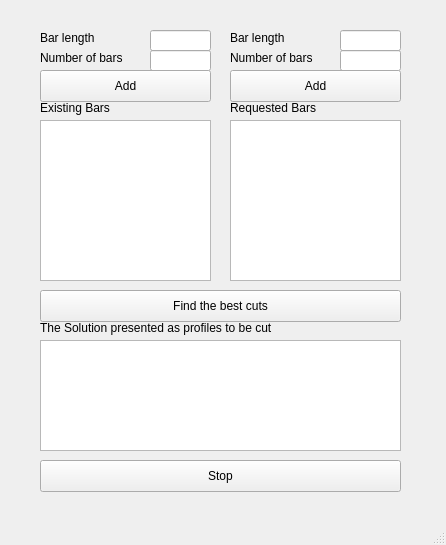
This is mainwindow.ui in Zaguia/BinaryOptimizationQt as Qt 5 draws it before an edit. The edited form follows.
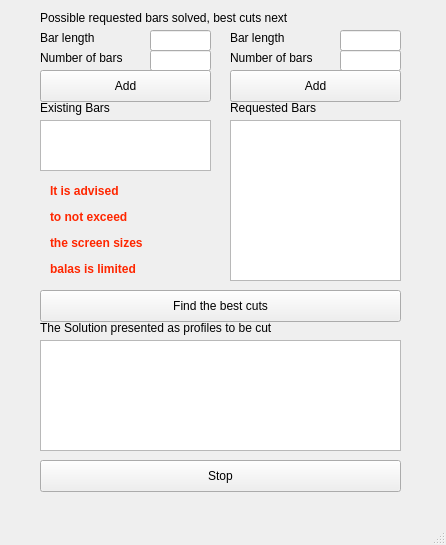
This is the edited form.

```diff
--- a/mainwindow.ui
+++ b/mainwindow.ui
@@ -33,7 +33,7 @@
       <x>40</x>
       <y>120</y>
       <width>171</width>
-      <height>161</height>
+      <height>51</height>
      </rect>
     </property>
    </widget>
@@ -227,6 +227,35 @@
      <string>Stop</string>
     </property>
    </widget>
+   <widget class="QLabel" name="label_8">
+    <property name="geometry">
+     <rect>
+      <x>50</x>
+      <y>180</y>
+      <width>151</width>
+      <height>101</height>
+     </rect>
+    </property>
+    <property name="text">
+     <string>&lt;html&gt;&lt;head/&gt;&lt;body&gt;&lt;p&gt;&lt;span style=&quot; font-weight:700; color:#ff2600;&quot;&gt;It is advised &lt;/span&gt;&lt;/p&gt;&lt;p&gt;&lt;span style=&quot; font-weight:700; color:#ff2600;&quot;&gt;to not exceed&lt;/span&gt;&lt;/p&gt;&lt;p&gt;&lt;span style=&quot; font-weight:700; color:#ff2600;&quot;&gt;the screen sizes&lt;/span&gt;&lt;/p&gt;&lt;p&gt;&lt;span style=&quot; font-weight:700; color:#ff2600;&quot;&gt;balas is limited&lt;/span&gt;&lt;/p&gt;&lt;/body&gt;&lt;/html&gt;</string>
+    </property>
+    <property name="textFormat">
+     <enum>Qt::RichText</enum>
+    </property>
+   </widget>
+   <widget class="QLabel" name="label_9">
+    <property name="geometry">
+     <rect>
+      <x>40</x>
+      <y>10</y>
+      <width>371</width>
+      <height>16</height>
+     </rect>
+    </property>
+    <property name="text">
+     <string>&lt;html&gt;&lt;head/&gt;&lt;body&gt;&lt;p&gt;Possible requested bars solved, best cuts next&lt;/p&gt;&lt;/body&gt;&lt;/html&gt;</string>
+    </property>
+   </widget>
   </widget>
   <widget class="QMenuBar" name="menubar">
    <property name="geometry">
```
